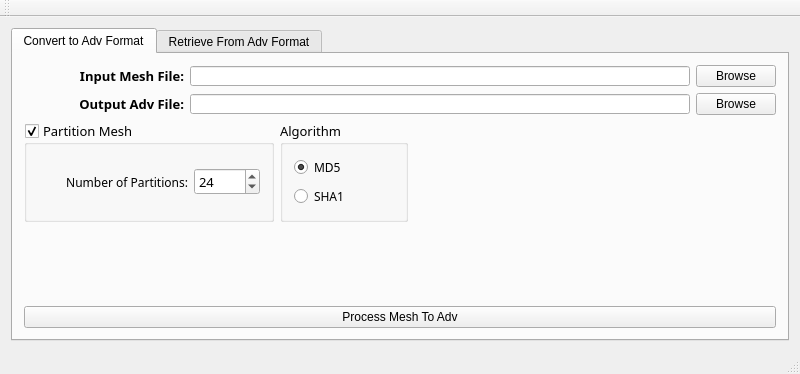
The window that AdVersion_gui/mainwindow.ui (zcobell/AdVersion) describes before a commit, drawn with Qt 5.
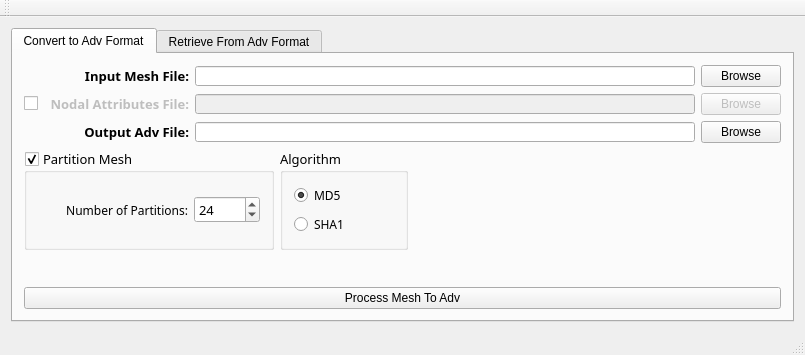
The same window after the commit. Icons and pictures are not drawn.

Commit message: Adding writing of nodal attributes files to GUI

The edit to the form file:
```diff
--- a/AdVersion_gui/mainwindow.ui
+++ b/AdVersion_gui/mainwindow.ui
@@ -6,8 +6,8 @@
    <rect>
     <x>0</x>
     <y>0</y>
-    <width>797</width>
-    <height>374</height>
+    <width>798</width>
+    <height>355</height>
    </rect>
   </property>
   <property name="windowTitle">
@@ -35,13 +35,13 @@
            <widget class="QLabel" name="label_meshfile">
             <property name="minimumSize">
              <size>
-              <width>160</width>
+              <width>165</width>
               <height>0</height>
              </size>
             </property>
             <property name="maximumSize">
              <size>
-              <width>160</width>
+              <width>165</width>
               <height>16777215</height>
              </size>
             </property>
@@ -111,19 +111,132 @@
           </item>
          </layout>
         </item>
+        <item>
+         <layout class="QHBoxLayout" name="horizontalLayout_12">
+          <item>
+           <widget class="QCheckBox" name="check_inputNodalAtt">
+            <property name="minimumSize">
+             <size>
+              <width>20</width>
+              <height>0</height>
+             </size>
+            </property>
+            <property name="maximumSize">
+             <size>
+              <width>20</width>
+              <height>16777215</height>
+             </size>
+            </property>
+            <property name="layoutDirection">
+             <enum>Qt::LeftToRight</enum>
+            </property>
+            <property name="text">
+             <string/>
+            </property>
+           </widget>
+          </item>
+          <item>
+           <widget class="QLabel" name="label_nodalAttFile">
+            <property name="enabled">
+             <bool>false</bool>
+            </property>
+            <property name="minimumSize">
+             <size>
+              <width>139</width>
+              <height>0</height>
+             </size>
+            </property>
+            <property name="maximumSize">
+             <size>
+              <width>139</width>
+              <height>16777215</height>
+             </size>
+            </property>
+            <property name="font">
+             <font>
+              <family>Sans</family>
+              <pointsize>10</pointsize>
+              <weight>75</weight>
+              <bold>true</bold>
+             </font>
+            </property>
+            <property name="text">
+             <string>Nodal Attributes File:</string>
+            </property>
+            <property name="alignment">
+             <set>Qt::AlignRight|Qt::AlignTrailing|Qt::AlignVCenter</set>
+            </property>
+           </widget>
+          </item>
+          <item>
+           <widget class="QLineEdit" name="text_inputNodalAttFile">
+            <property name="enabled">
+             <bool>false</bool>
+            </property>
+            <property name="minimumSize">
+             <size>
+              <width>500</width>
+              <height>20</height>
+             </size>
+            </property>
+            <property name="maximumSize">
+             <size>
+              <width>500</width>
+              <height>20</height>
+             </size>
+            </property>
+            <property name="alignment">
+             <set>Qt::AlignRight|Qt::AlignTrailing|Qt::AlignVCenter</set>
+            </property>
+            <property name="readOnly">
+             <bool>true</bool>
+            </property>
+            <property name="placeholderText">
+             <string/>
+            </property>
+            <property name="clearButtonEnabled">
+             <bool>false</bool>
+            </property>
+           </widget>
+          </item>
+          <item>
+           <widget class="QPushButton" name="button_browseNodalAtt">
+            <property name="enabled">
+             <bool>false</bool>
+            </property>
+            <property name="text">
+             <string>Browse</string>
+            </property>
+           </widget>
+          </item>
+          <item>
+           <spacer name="horizontalSpacer_10">
+            <property name="orientation">
+             <enum>Qt::Horizontal</enum>
+            </property>
+            <property name="sizeHint" stdset="0">
+             <size>
+              <width>248</width>
+              <height>20</height>
+             </size>
+            </property>
+           </spacer>
+          </item>
+         </layout>
+        </item>
         <item>
          <layout class="QHBoxLayout" name="horizontalLayout_3">
           <item>
            <widget class="QLabel" name="label_outputFolder">
             <property name="minimumSize">
              <size>
-              <width>160</width>
+              <width>165</width>
               <height>0</height>
              </size>
             </property>
             <property name="maximumSize">
              <size>
-              <width>160</width>
+              <width>165</width>
               <height>16777215</height>
              </size>
             </property>
```
Left out of the diff: 2 changed lines with no effect on the pictures. The commit also changes 5 other files.
